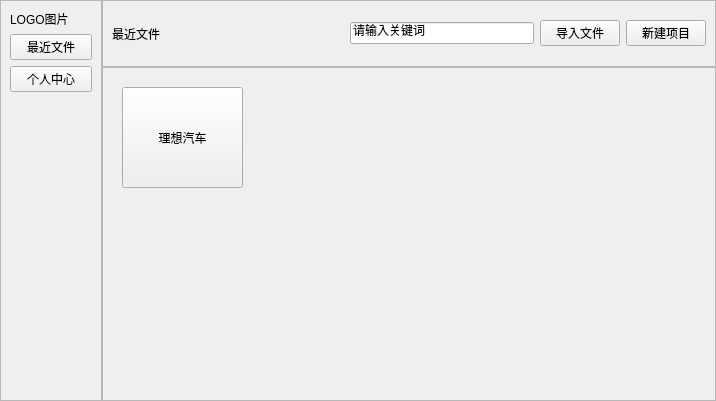
Before: the Qt Designer form personalpage.ui in MarkFcx/3w, drawn with Qt 5.
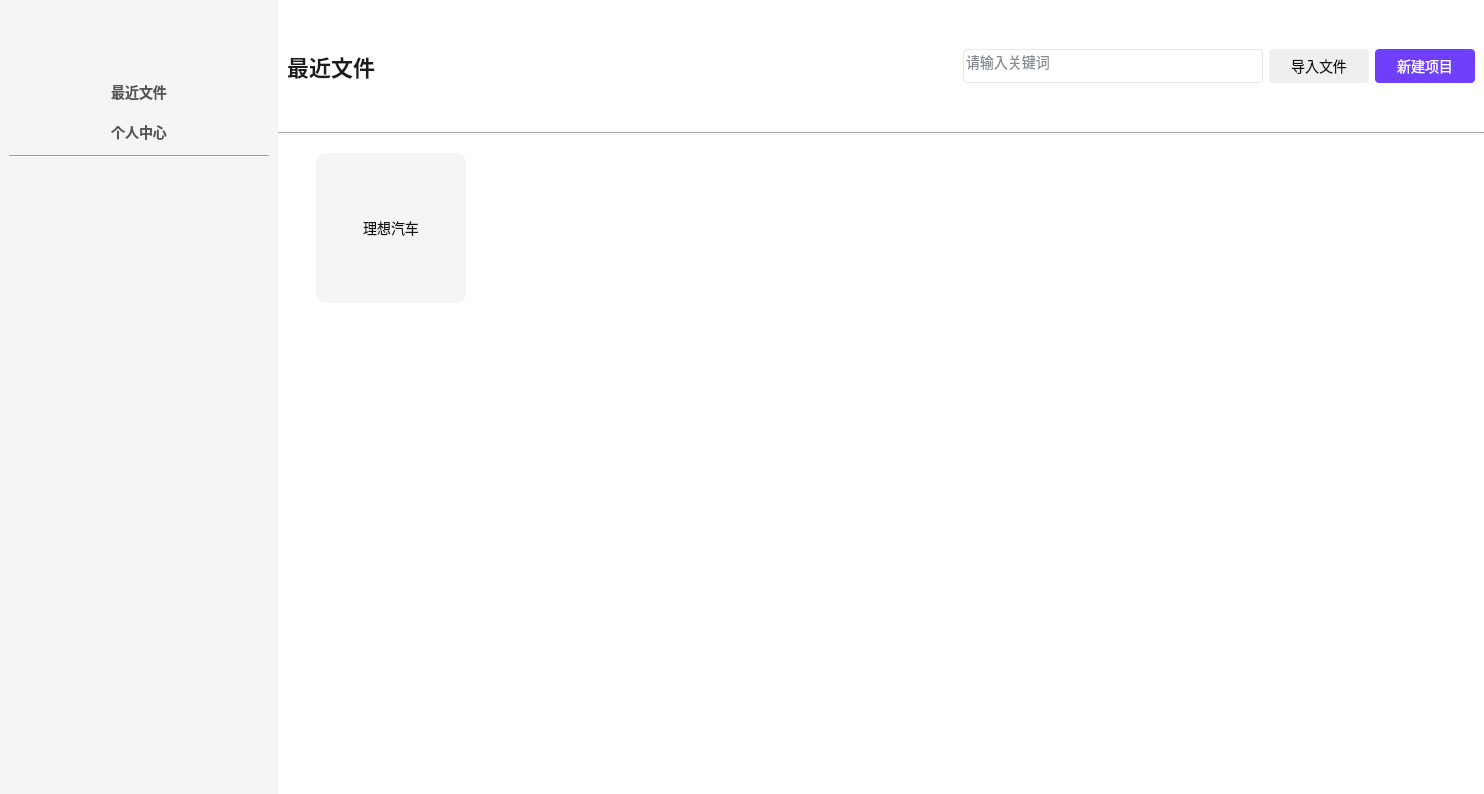
After: the same form once the commit is applied. Icons and pictures are not drawn.

Patch:
```diff
--- a/personalpage.ui
+++ b/personalpage.ui
@@ -6,13 +6,91 @@
    <rect>
     <x>0</x>
     <y>0</y>
-    <width>716</width>
-    <height>401</height>
+    <width>1484</width>
+    <height>794</height>
    </rect>
   </property>
   <property name="windowTitle">
    <string>Personal Page</string>
   </property>
+  <property name="styleSheet">
+   <string notr="true">QFrame#leftFrame 
+{
+	  background: rgb(245, 245, 245);
+}
+
+QFrame#topFrame, 
+QFrame#bottomFrame,
+QFrame#projectFrame
+{
+	background: #ffffff;
+}
+
+QPushButton#importButton {
+    min-width: 100px;
+	max-width: 100px;
+	max-height: 34px;
+	min-height: 34px;
+    background: rgb(239, 239, 239);
+    border-radius: 4px;
+    
+    font-size: 14px;
+    
+    font-weight: 400;
+    text-align: center;
+    color: #111111;
+    line-height: 32px;
+}
+
+QPushButton:pressed #importButton{
+    background: rgb(200, 200, 200);
+}
+
+
+QPushButton#CreateNewProjectButton {
+    min-width: 100px;
+	max-width: 100px;
+	max-height: 34px;
+	min-height: 34px;
+    background: rgb(111, 63, 252);
+    border-radius: 4px;
+    
+    font-size: 14px;
+    
+    font-weight: 400;
+    text-align: center;
+    color: #ffffff;
+    line-height: 32px;
+}
+
+QPushButton:pressed#CreateNewProjectButton {
+    background: rgb(81, 63, 222);
+}
+
+QPushButton#recentFileButton,
+QPushButton#personalCenterButton {
+	max-height: 34px;
+	min-height: 34px;
+    background: rgb(245, 245, 245);
+    border-radius: 4px;
+    
+font-family: 'PingFang SC';
+font-style: normal;
+font-weight: 500;
+font-size: 14px;
+line-height: 18px;
+
+color: #565656;
+}
+
+QPushButton:checked #recentFileButton,
+QPushButton:checked #personalCenterButton
+{
+    background: rgb(231, 231, 231);
+
+}
+</string>
+  </property>
   <layout class="QVBoxLayout" name="PersonalPageLayout">
    <property name="leftMargin">
     <number>0</number>
@@ -34,7 +112,7 @@
        <height>200</height>
       </size>
      </property>
-     <layout class="QGridLayout" name="gridLayout_2" rowstretch="1,5" columnstretch="1,6">
+     <layout class="QGridLayout" name="gridLayout_2" rowstretch="1,0,5" columnstretch="1,6">
       <property name="leftMargin">
        <number>0</number>
       </property>
@@ -50,17 +128,185 @@
       <property name="spacing">
        <number>0</number>
       </property>
+      <item row="0" column="0" rowspan="3">
+       <widget class="QFrame" name="leftFrame">
+        <property name="frameShape">
+         <enum>QFrame::NoFrame</enum>
+        </property>
+        <property name="frameShadow">
+         <enum>QFrame::Plain</enum>
+        </property>
+        <layout class="QVBoxLayout" name="verticalLayout">
+         <item>
+          <widget class="QLabel" name="logoLabel">
+           <property name="minimumSize">
+            <size>
+             <width>260</width>
+             <height>60</height>
+            </size>
+           </property>
+           <property name="maximumSize">
+            <size>
+             <width>260</width>
+             <height>60</height>
+            </size>
+           </property>
+           <property name="styleSheet">
+            <string notr="true">QLabel{
+    border-image: url(:/icon/PersonalPageLogo.svg);
+}</string>
+           </property>
+           <property name="text">
+            <string/>
+           </property>
+          </widget>
+         </item>
+         <item>
+          <widget class="QPushButton" name="recentFileButton">
+           <property name="text">
+            <string>最近文件</string>
+           </property>
+           <property name="checkable">
+            <bool>true</bool>
+           </property>
+           <property name="checked">
+            <bool>true</bool>
+           </property>
+          </widget>
+         </item>
+         <item>
+          <widget class="QPushButton" name="personalCenterButton">
+           <property name="text">
+            <string>个人中心</string>
+           </property>
+          </widget>
+         </item>
+         <item>
+          <widget class="Line" name="line">
+           <property name="orientation">
+            <enum>Qt::Horizontal</enum>
+           </property>
+          </widget>
+         </item>
+         <item>
+          <spacer name="verticalSpacer">
+           <property name="orientation">
+            <enum>Qt::Vertical</enum>
+           </property>
+           <property name="sizeHint" stdset="0">
+            <size>
+             <width>20</width>
+             <height>40</height>
+            </size>
+           </property>
+          </spacer>
+         </item>
+        </layout>
+       </widget>
+      </item>
+      <item row="2" column="1">
+       <widget class="QFrame" name="bottomFrame">
+        <property name="frameShape">
+         <enum>QFrame::NoFrame</enum>
+        </property>
+        <property name="frameShadow">
+         <enum>QFrame::Plain</enum>
+        </property>
+        <property name="lineWidth">
+         <number>0</number>
+        </property>
+        <layout class="QGridLayout" name="gridLayout">
+         <item row="0" column="2">
+          <spacer name="horizontalSpacer_2">
+           <property name="orientation">
+            <enum>Qt::Horizontal</enum>
+           </property>
+           <property name="sizeHint" stdset="0">
+            <size>
+             <width>40</width>
+             <height>20</height>
+            </size>
+           </property>
+          </spacer>
+         </item>
+         <item row="1" column="0">
+          <spacer name="verticalSpacer_2">
+           <property name="orientation">
+            <enum>Qt::Vertical</enum>
+           </property>
+           <property name="sizeHint" stdset="0">
+            <size>
+             <width>20</width>
+             <height>40</height>
+            </size>
+           </property>
+          </spacer>
+         </item>
+         <item row="0" column="1">
+          <widget class="QFrame" name="projectFrame">
+           <property name="frameShape">
+            <enum>QFrame::NoFrame</enum>
+           </property>
+           <property name="frameShadow">
+            <enum>QFrame::Plain</enum>
+           </property>
+           <layout class="QGridLayout" name="gridLayout_3">
+            <item row="0" column="0">
+             <widget class="QPushButton" name="testProjectButton">
+              <property name="styleSheet">
+               <string notr="true">QPushButton {
+    min-width: 150px;
+	max-width: 150px;
+	max-height: 150px;
+	min-height: 150px;
+    background: rgb(245, 245, 245);
+    border-radius: 10px;
+    
+    font-size: 14px;
+    
+    font-weight: 400;
+    text-align: center;
+    color: #111111;
+    line-height: 32px;
+}
+
+QPushButton:pressed #importButton{
+    background: rgb(200, 200, 200);
+}</string>
+              </property>
+              <property name="text">
+               <string>理想汽车</string>
+              </property>
+             </widget>
+            </item>
+           </layout>
+          </widget>
+         </item>
+        </layout>
+       </widget>
+      </item>
       <item row="0" column="1">
-       <widget class="QFrame" name="frame_2">
+       <widget class="QFrame" name="topFrame">
         <property name="frameShape">
-         <enum>QFrame::StyledPanel</enum>
+         <enum>QFrame::NoFrame</enum>
         </property>
         <property name="frameShadow">
-         <enum>QFrame::Raised</enum>
+         <enum>QFrame::Plain</enum>
         </property>
         <layout class="QHBoxLayout" name="horizontalLayout">
          <item>
           <widget class="QLabel" name="label_2">
+           <property name="styleSheet">
+            <string notr="true">QLabel
+{
+	font-family: 'PingFang SC';
+font-style: normal;
+font-weight: 500;
+font-size: 22px;
+line-height: 30px;
+color: #1A1D1C;
+}</string>
+           </property>
            <property name="text">
             <string>最近文件</string>
            </property>
@@ -81,20 +327,48 @@
          </item>
          <item>
           <widget class="QLineEdit" name="lineEdit">
+           <property name="minimumSize">
+            <size>
+             <width>300</width>
+             <height>34</height>
+            </size>
+           </property>
+           <property name="maximumSize">
+            <size>
+             <width>300</width>
+             <height>34</height>
+            </size>
+           </property>
+           <property name="styleSheet">
+            <string notr="true">QLineEdit
+{
+	background: #FFFFFF;
+	border: 1px solid #E7E7E7;
+	border-radius: 4px;
+
+font-family: 'PingFang SC';
+font-style: normal;
+font-weight: 400;
+font-size: 14px;
+line-height: 14px;
+
+color: #878B91;
+}</string>
+           </property>
            <property name="text">
             <string>请输入关键词</string>
            </property>
           </widget>
          </item>
          <item>
-          <widget class="QPushButton" name="pushButton_3">
+          <widget class="QPushButton" name="importButton">
            <property name="text">
             <string>导入文件</string>
            </property>
           </widget>
          </item>
          <item>
-          <widget class="QPushButton" name="pushButton_4">
+          <widget class="QPushButton" name="CreateNewProjectButton">
            <property name="text">
             <string>新建项目</string>
            </property>
@@ -104,72 +378,10 @@
        </widget>
       </item>
       <item row="1" column="1">
-       <widget class="QFrame" name="frame_3">
-        <property name="frameShape">
-         <enum>QFrame::StyledPanel</enum>
+       <widget class="Line" name="line_2">
+        <property name="orientation">
+         <enum>Qt::Horizontal</enum>
         </property>
-        <property name="frameShadow">
-         <enum>QFrame::Raised</enum>
-        </property>
-        <widget class="QPushButton" name="button2">
-         <property name="geometry">
-          <rect>
-           <x>20</x>
-           <y>20</y>
-           <width>121</width>
-           <height>101</height>
-          </rect>
-         </property>
-         <property name="text">
-          <string>理想汽车</string>
-         </property>
-        </widget>
-       </widget>
-      </item>
-      <item row="0" column="0" rowspan="2">
-       <widget class="QFrame" name="frame">
-        <property name="frameShape">
-         <enum>QFrame::StyledPanel</enum>
-        </property>
-        <property name="frameShadow">
-         <enum>QFrame::Raised</enum>
-        </property>
-        <layout class="QVBoxLayout" name="verticalLayout">
-         <item>
-          <widget class="QLabel" name="label">
-           <property name="text">
-            <string>LOGO图片</string>
-           </property>
-          </widget>
-         </item>
-         <item>
-          <widget class="QPushButton" name="pushButton">
-           <property name="text">
-            <string>最近文件</string>
-           </property>
-          </widget>
-         </item>
-         <item>
-          <widget class="QPushButton" name="pushButton_2">
-           <property name="text">
-            <string>个人中心</string>
-           </property>
-          </widget>
-         </item>
-         <item>
-          <spacer name="verticalSpacer">
-           <property name="orientation">
-            <enum>Qt::Vertical</enum>
-           </property>
-           <property name="sizeHint" stdset="0">
-            <size>
-             <width>20</width>
-             <height>40</height>
-            </size>
-           </property>
-          </spacer>
-         </item>
-        </layout>
        </widget>
       </item>
      </layout>
```
